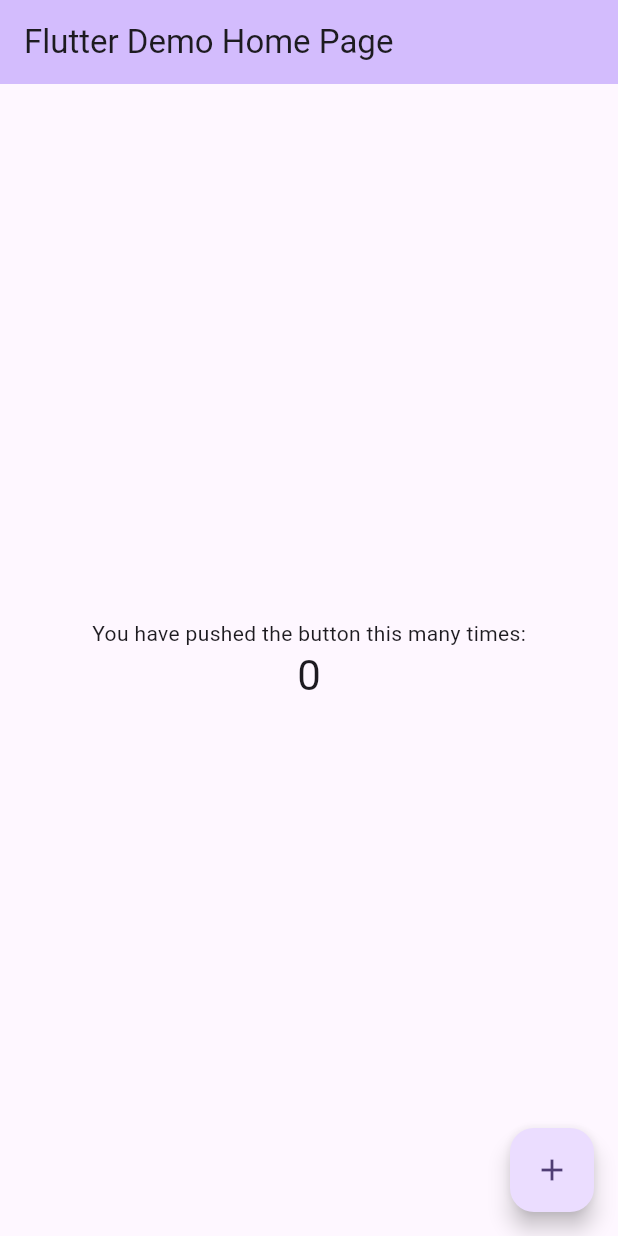
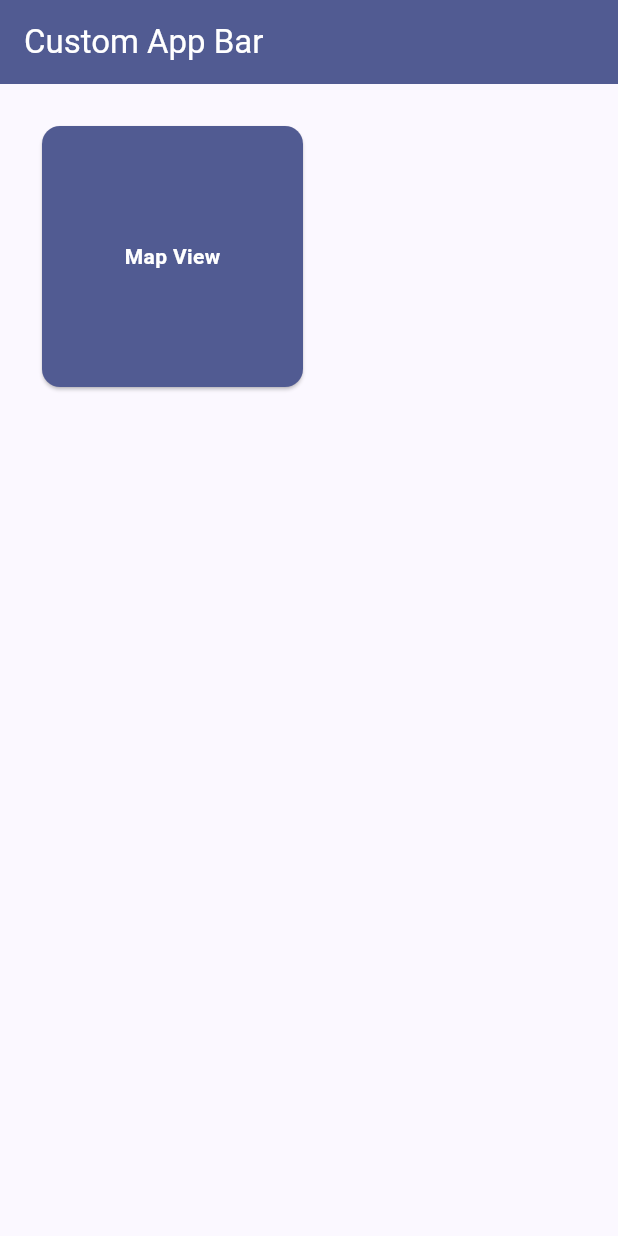
Before and after one commit to 12jun-jun12/flutter_multi_app, a Flutter app: the screen it shows after launch, on a phone screen of 412 x 824 dp. Run offline on Flutter 3.47's test engine with Material 3 defaults, Android fonts, the light colour scheme and no system bars; our stand-ins replace flutter_map, freezed_annotation, geolocator, latlong2; missing offline and left inert: flutter_map_animations.

Commit message:
flutter map app created.

```diff
--- /dev/null
+++ b/lib/constants/views.dart
@@ -0,0 +1,8 @@
+import 'package:flutter/material.dart';
+import 'package:flutter_multi_app/map/flutter_map_view.dart';
+
+class AppViews {
+  static const List<Widget> views = [
+    FlutterMapView(),
+  ];
+}
--- /dev/null
+++ b/lib/custom_app_bar.dart
@@ -0,0 +1,36 @@
+import 'package:flutter/material.dart';
+
+class CustomAppBar extends StatelessWidget implements PreferredSizeWidget {
+  const CustomAppBar({super.key});
+
+  @override
+  Size get preferredSize => const Size.fromHeight(56.0);
+
+  @override
+  Widget build(BuildContext context) {
+    return AppBar(
+      title: const Text(
+        'Custom App Bar',
+        style: TextStyle(color: Colors.white),
+      ),
+      backgroundColor: Theme.of(context).colorScheme.primary,
+      iconTheme: IconThemeData(
+        color: Theme.of(context).colorScheme.onPrimary,
+      ),
+      actions: [
+        // IconButton(
+        //   icon: const Icon(Icons.search),
+        //   onPressed: () {
+        //     // Handle search action
+        //   },
+        // ),
+        // IconButton(
+        //   icon: const Icon(Icons.notifications),
+        //   onPressed: () {
+        //     // Handle notifications action
+        //   },
+        // ),
+      ],
+    );
+  }
+}
--- /dev/null
+++ b/lib/home_view.dart
@@ -0,0 +1,44 @@
+import 'package:flutter/material.dart';
+import 'package:flutter_multi_app/constants/views.dart';
+import 'package:flutter_multi_app/custom_app_bar.dart';
+
+class HomeView extends StatelessWidget {
+  const HomeView({super.key});
+
+  @override
+  Widget build(BuildContext context) {
+    return Scaffold(
+      appBar: CustomAppBar(),
+      body: GridView.builder(
+        padding: const EdgeInsets.all(24.0),
+        gridDelegate: const SliverGridDelegateWithFixedCrossAxisCount(
+          crossAxisCount: 2,
+          childAspectRatio: 1.0,
+        ),
+        itemCount: AppViews.views.length,
+        itemBuilder: (context, index) {
+          return GestureDetector(
+            onTap: () => Navigator.push(
+              context,
+              MaterialPageRoute(
+                builder: (context) => AppViews.views[index],
+              ),
+            ),
+            child: Card(
+              color: Theme.of(context).colorScheme.primary,
+              child: Center(
+                child: Text(
+                  'Map View',
+                  style: TextStyle(
+                    color: Theme.of(context).colorScheme.onPrimary,
+                    fontWeight: FontWeight.bold,
+                  ),
+                ),
+              ),
+            ),
+          );
+        },
+      ),
+    );
+  }
+}
--- a/lib/main.dart
+++ b/lib/main.dart
@@ -1,4 +1,5 @@
 import 'package:flutter/material.dart';
+import 'package:flutter_multi_app/home_view.dart';
 
 void main() {
   runApp(const MyApp());
@@ -7,119 +8,15 @@
 class MyApp extends StatelessWidget {
   const MyApp({super.key});
 
-  // This widget is the root of your application.
   @override
   Widget build(BuildContext context) {
     return MaterialApp(
       title: 'Flutter Demo',
       theme: ThemeData(
-        // This is the theme of your application.
-        //
-        // TRY THIS: Try running your application with "flutter run". You'll see
-        // the application has a purple toolbar. Then, without quitting the app,
-        // try changing the seedColor in the colorScheme below to Colors.green
-        // and then invoke "hot reload" (save your changes or press the "hot
-        // reload" button in a Flutter-supported IDE, or press "r" if you used
-        // the command line to start the app).
-        //
-        // Notice that the counter didn't reset back to zero; the application
-        // state is not lost during the reload. To reset the state, use hot
-        // restart instead.
-        //
-        // This works for code too, not just values: Most code changes can be
-        // tested with just a hot reload.
-        colorScheme: ColorScheme.fromSeed(seedColor: Colors.deepPurple),
+        colorScheme: ColorScheme.fromSeed(seedColor: Colors.indigoAccent),
         useMaterial3: true,
       ),
-      home: const MyHomePage(title: 'Flutter Demo Home Page'),
+      home: HomeView(),
     );
   }
 }
-
-class MyHomePage extends StatefulWidget {
-  const MyHomePage({super.key, required this.title});
-
-  // This widget is the home page of your application. It is stateful, meaning
-  // that it has a State object (defined below) that contains fields that affect
-  // how it looks.
-
-  // This class is the configuration for the state. It holds the values (in this
-  // case the title) provided by the parent (in this case the App widget) and
-  // used by the build method of the State. Fields in a Widget subclass are
-  // always marked "final".
-
-  final String title;
-
-  @override
-  State<MyHomePage> createState() => _MyHomePageState();
-}
-
-class _MyHomePageState extends State<MyHomePage> {
-  int _counter = 0;
-
-  void _incrementCounter() {
-    setState(() {
-      // This call to setState tells the Flutter framework that something has
-      // changed in this State, which causes it to rerun the build method below
-      // so that the display can reflect the updated values. If we changed
-      // _counter without calling setState(), then the build method would not be
-      // called again, and so nothing would appear to happen.
-      _counter++;
-    });
-  }
-
-  @override
-  Widget build(BuildContext context) {
-    // This method is rerun every time setState is called, for instance as done
-    // by the _incrementCounter method above.
-    //
-    // The Flutter framework has been optimized to make rerunning build methods
-    // fast, so that you can just rebuild anything that needs updating rather
-    // than having to individually change instances of widgets.
-    return Scaffold(
-      appBar: AppBar(
-        // TRY THIS: Try changing the color here to a specific color (to
-        // Colors.amber, perhaps?) and trigger a hot reload to see the AppBar
-        // change color while the other colors stay the same.
-        backgroundColor: Theme.of(context).colorScheme.inversePrimary,
-        // Here we take the value from the MyHomePage object that was created by
-        // the App.build method, and use it to set our appbar title.
-        title: Text(widget.title),
-      ),
-      body: Center(
-        // Center is a layout widget. It takes a single child and positions it
-        // in the middle of the parent.
-        child: Column(
-          // Column is also a layout widget. It takes a list of children and
-          // arranges them vertically. By default, it sizes itself to fit its
-          // children horizontally, and tries to be as tall as its parent.
-          //
-          // Column has various properties to control how it sizes itself and
-          // how it positions its children. Here we use mainAxisAlignment to
-          // center the children vertically; the main axis here is the vertical
-          // axis because Columns are vertical (the cross axis would be
-          // horizontal).
-          //
-          // TRY THIS: Invoke "debug painting" (choose the "Toggle Debug Paint"
-          // action in the IDE, or press "p" in the console), to see the
-          // wireframe for each widget.
-          mainAxisAlignment: MainAxisAlignment.center,
-          children: <Widget>[
-            const Text(
-              'You have pushed the button this many times:',
-            ),
-            Text(
-              '$_counter',
-              style: Theme.of(context).textTheme.headlineMedium,
-            ),
-          ],
-        ),
-      ),
-      floatingActionButton: FloatingActionButton(
-        onPressed: _incrementCounter,
-        tooltip: 'Increment',
-        child: const Icon(Icons.add),
-      ), // This trailing comma makes auto-formatting nicer for build methods.
-    );
-  }
-}
```
Also changed, not shown: lib/constants/strings.dart (added, +7 -0 lines), lib/map/flutter_map_view.dart (added, +442 -0 lines), lib/model/marker_data.dart (added, +16 -0 lines), pubspec.yaml (+10 -0 lines), lib/model/marker_data.freezed.dart (added), lib/model/marker_data.g.dart (added), pubspec.lock, 14 other files.
